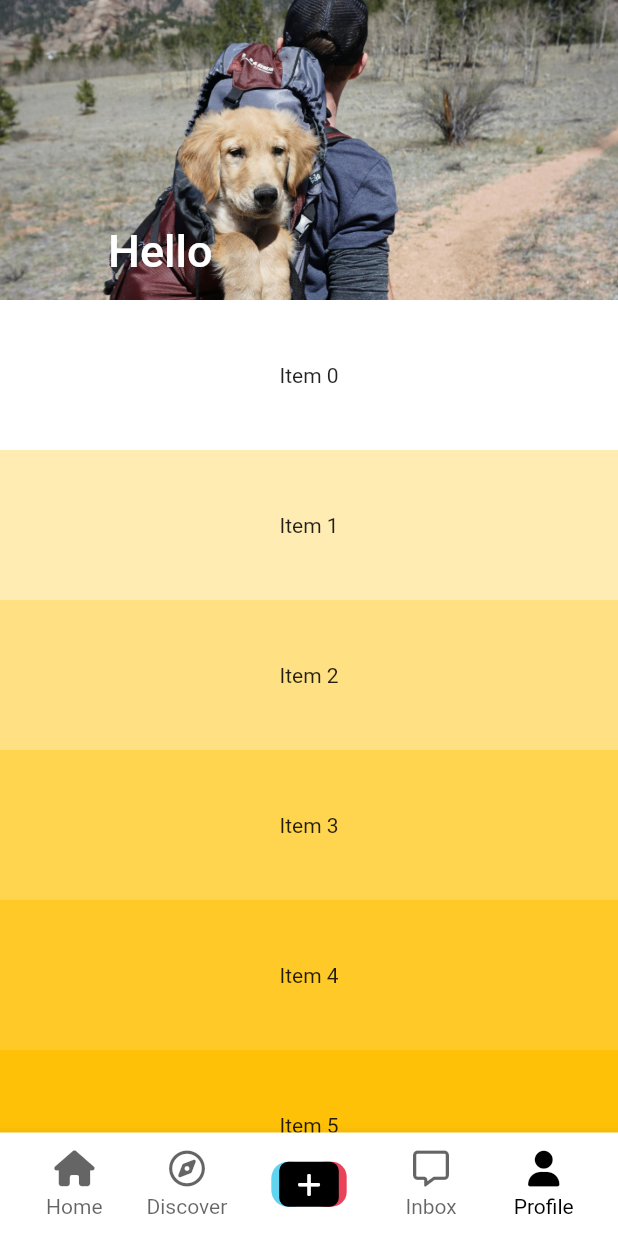
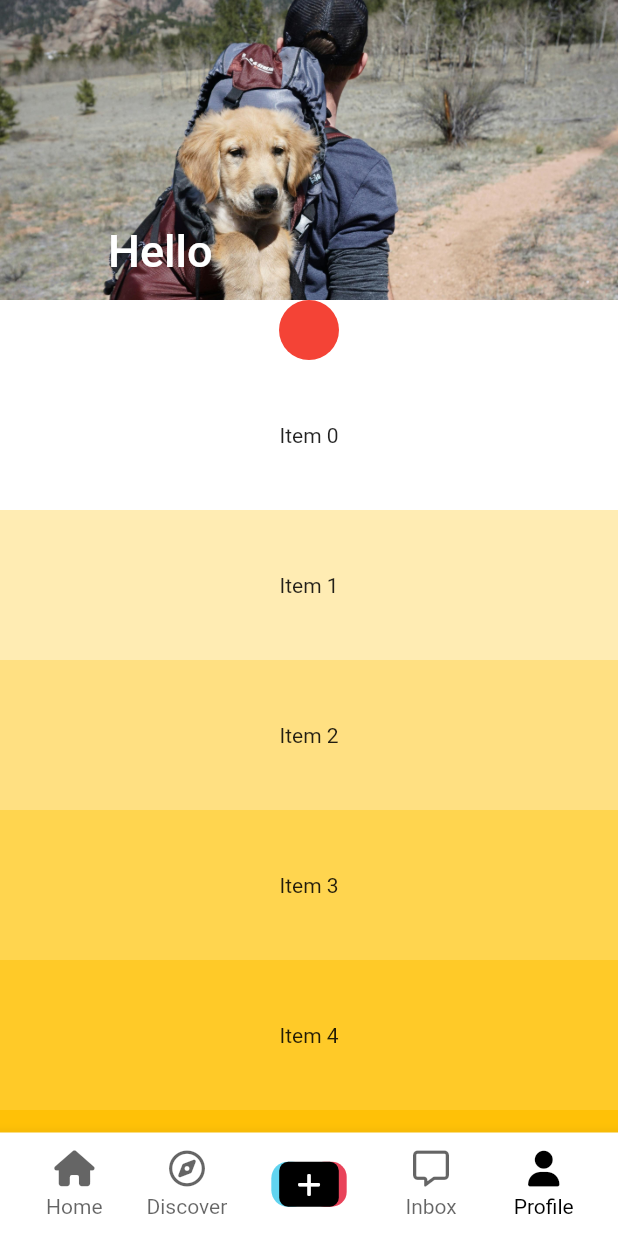
Before and after one commit to cskime/nomadcoders-tiktok-clone, a Flutter app: the screen it shows after launch, on a phone screen of 412 x 824 dp. Run offline on Flutter 3.47's test engine with Material 3 defaults, Android fonts, the phone set to English and light mode, and no system bars; our stand-ins replace font_awesome_flutter, video_player, visibility_detector; network calls fail.

```diff
--- a/lib/features/users/user_profile_screen.dart
+++ b/lib/features/users/user_profile_screen.dart
@@ -14,7 +14,7 @@ class _UserProfileScreenState extends State<UserProfileScreen> {
     return CustomScrollView(
       slivers: [
         SliverAppBar(
-          pinned: true,
+          // pinned: true,
           stretch: true,
           backgroundColor: Colors.teal,
           collapsedHeight: 80,
@@ -31,9 +31,19 @@ class _UserProfileScreenState extends State<UserProfileScreen> {
             ],
           ),
         ),
+        const SliverToBoxAdapter(
+          child: Column(
+            children: [
+              CircleAvatar(
+                backgroundColor: Colors.red,
+                radius: 20,
+              ),
+            ],
+          ),
+        ),
         SliverFixedExtentList(
           delegate: SliverChildBuilderDelegate(
-            childCount: 20,
+            childCount: 50,
             (context, index) => Container(
               color: Colors.amber[100 * (index % 9)],
               child: Center(child: Text('Item $index')),
@@ -41,9 +51,14 @@ class _UserProfileScreenState extends State<UserProfileScreen> {
           ),
           itemExtent: 100,
         ),
+        SliverPersistentHeader(
+          delegate: CustomDelegate(),
+          // pinned: true,
+          floating: true,
+        ),
         SliverGrid(
           delegate: SliverChildBuilderDelegate(
-            childCount: 20,
+            childCount: 50,
             (context, index) => Container(
               color: Colors.amber[100 * (index % 9)],
               child: Center(child: Text('Item $index')),
@@ -60,3 +75,33 @@ class _UserProfileScreenState extends State<UserProfileScreen> {
     );
   }
 }
+
+class CustomDelegate extends SliverPersistentHeaderDelegate {
+  @override
+  Widget build(
+      BuildContext context, double shrinkOffset, bool overlapsContent) {
+    return Container(
+      color: Colors.indigo,
+      child: const FractionallySizedBox(
+        heightFactor: 1,
+        child: Center(
+          child: Text(
+            'Header Title!!',
+            style: TextStyle(color: Colors.white),
+          ),
+        ),
+      ),
+    );
+  }
+
+  @override
+  double get maxExtent => 150;
+
+  @override
+  double get minExtent => 80;
+
+  @override
+  bool shouldRebuild(covariant SliverPersistentHeaderDelegate oldDelegate) {
+    return false;
+  }
+}
```
Also changed, not shown: 1 other file.
